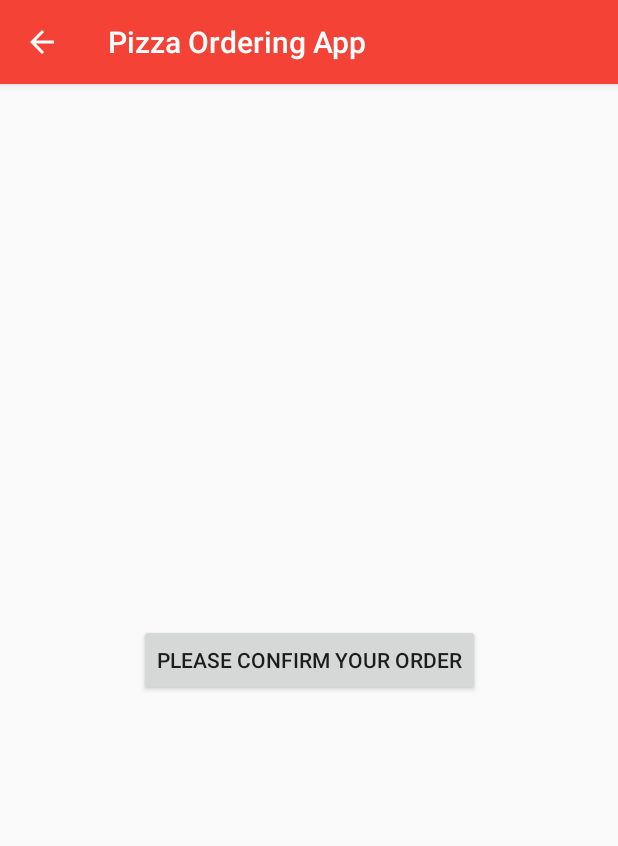
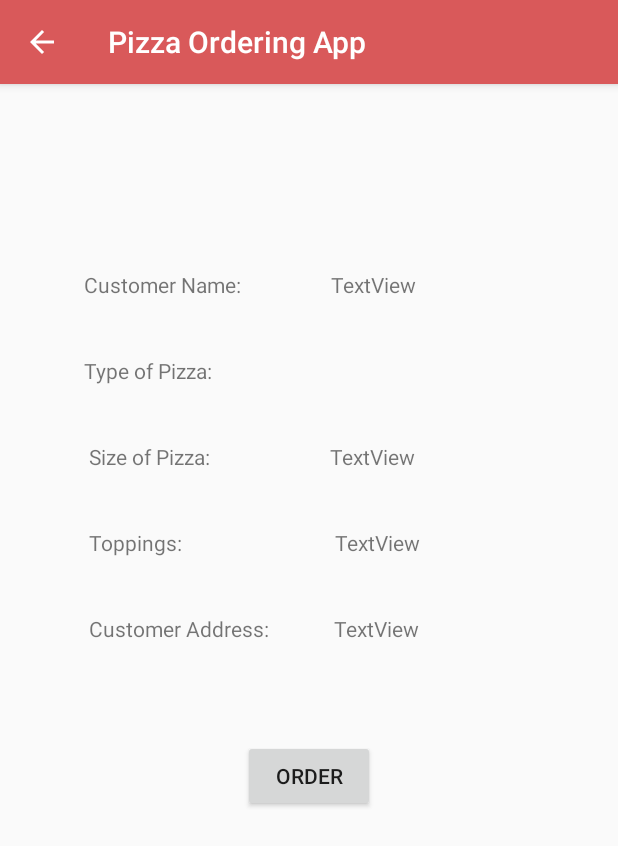
Before and after one commit to sgadkari23/pizza-app-andriod, an Android app: the CheckoutActivity screen opened directly, with no data from a screen before it, on a phone screen of 412 x 824 dp. Shown: the top 846 px of the screen. Run offline under Robolectric (Android 15) with nearby library versions, the phone set to English and light mode, and no system bars.

Commit message:
Intent Functionality from main activity

```diff
--- a/app/src/main/java/com/example/pizzaorderingapp/CheckoutActivity.kt
+++ b/app/src/main/java/com/example/pizzaorderingapp/CheckoutActivity.kt
@@ -4,15 +4,28 @@ import android.content.Intent
 import androidx.appcompat.app.AppCompatActivity
 import android.os.Bundle
 import android.view.View
+import android.widget.TextView
 
 class CheckoutActivity : AppCompatActivity() {
     override fun onCreate(savedInstanceState: Bundle?) {
         super.onCreate(savedInstanceState)
         setContentView(R.layout.activity_checkout)
+
+       // val intent = intent
+       // val message = intent.getStringExtra("PizzaMenueType")
+        val textView = findViewById<TextView>(R.id.textView8)
+        textView.text = intent.getStringExtra("PizzaMenueType")
+
+       /* val textView1 = findViewById<TextView>(R.id.textView9)
+        textView.text = message
+
+        val textView3 = findViewById<TextView>(R.id.textView8)
+        textView.text = message*/
+
     }
 
     // Method to handle show button on click
-    fun handleOnConfirmButtonClick(v: View) {
+    /*fun handleOnConfirmButtonClick(v: View) {
         if (v.id == R.id.btnConfirmation) {
 
             val intent = Intent(this@CheckoutActivity, OrderDetailActivity::class.java)
@@ -20,5 +33,5 @@ class CheckoutActivity : AppCompatActivity() {
 
 
         }
-    }
+    } */
 }
--- a/app/src/main/java/com/example/pizzaorderingapp/MainActivity.kt
+++ b/app/src/main/java/com/example/pizzaorderingapp/MainActivity.kt
@@ -8,6 +8,7 @@ import android.view.MenuItem
 import android.widget.EditText
 import android.widget.Toast
 import com.example.pizzaorderingapp.R.id.meatSupreme
+import java.io.Serializable
 
 class MainActivity : AppCompatActivity() {
     override fun onCreate(savedInstanceState: Bundle?) {
@@ -20,35 +21,44 @@ class MainActivity : AppCompatActivity() {
         return true
     }
 
+    class order:Serializable{
+
+    }
+
     override fun onOptionsItemSelected(item: MenuItem): Boolean {
         when(item.itemId){
             meatSupreme ->{
-            val intent = Intent(this@MainActivity, PizzaSizeActivity::class.java)
-                val mnuMeatSupreme: String = getString(R.string.meat_supreme)
-                intent.putExtra("MeatSupreme", mnuMeatSupreme)
+            val intent = Intent(this@MainActivity, CheckoutActivity::class.java)
+              //  val mnuMeatSupreme: String = getString(R.string.meat_supreme)
+              //  val pizzaType: String = getString(R.string.meat_supreme)
+                intent.putExtra("PizzaMenueType", getString(R.string.meat_supreme))
                 Toast.makeText(this, "You clicked Meat Supreme", Toast.LENGTH_LONG).show()
                 startActivity(intent)
             }
             R.id.superHawaiian ->{
-                val intent = Intent(this@MainActivity, PizzaSizeActivity::class.java)
+                val intent = Intent(this@MainActivity, CheckoutActivity::class.java)
+                intent.putExtra("PizzaMenueType", getString(R.string.super_hawaiian))
                 startActivity(intent)
                 Toast.makeText(this, "You clicked Super Hawaiian", Toast.LENGTH_LONG).show()
             }
 
             R.id.veggie ->{
-                val intent = Intent(this@MainActivity, PizzaSizeActivity::class.java)
+                val intent = Intent(this@MainActivity, CheckoutActivity::class.java)
+                intent.putExtra("PizzaMenueType", getString(R.string.veggie))
                 startActivity(intent)
                 Toast.makeText(this, "You clicked Veggie", Toast.LENGTH_LONG).show()
             }
 
             R.id.mediterranean ->{
-                val intent = Intent(this@MainActivity, PizzaSizeActivity::class.java)
+                val intent = Intent(this@MainActivity, CheckoutActivity::class.java)
+                intent.putExtra("PizzaMenueType", getString(R.string.mediterranean))
                 startActivity(intent)
                 Toast.makeText(this, "You clicked Mediterranean", Toast.LENGTH_LONG).show()
             }
 
             R.id.cheddarSupreme ->{
-                val intent = Intent(this@MainActivity, PizzaSizeActivity::class.java)
+                val intent = Intent(this@MainActivity, CheckoutActivity::class.java)
+                intent.putExtra("PizzaMenueType", getString(R.string.cheddar_supreme))
                 startActivity(intent)
                 Toast.makeText(this, "You clicked Cheddar Supreme", Toast.LENGTH_LONG).show()
             }
--- a/app/src/main/res/layout/activity_checkout.xml
+++ b/app/src/main/res/layout/activity_checkout.xml
@@ -6,15 +6,120 @@
     android:layout_height="match_parent"
     tools:context=".CheckoutActivity">
 
-    <Button
-        android:id="@+id/btnConfirmation"
+    <TextView
+        android:id="@+id/textView2"
         android:layout_width="wrap_content"
         android:layout_height="wrap_content"
-        android:text="@string/please_confirm_your_order"
-        android:onClick="handleOnConfirmButtonClick"
-        app:layout_constraintBottom_toBottomOf="parent"
-        app:layout_constraintEnd_toEndOf="parent"
+        android:layout_marginStart="56dp"
+        android:layout_marginTop="124dp"
+        android:text="Customer Name:"
         app:layout_constraintStart_toStartOf="parent"
         app:layout_constraintTop_toTopOf="parent" />
 
+    <TextView
+        android:id="@+id/textView3"
+        android:layout_width="wrap_content"
+        android:layout_height="wrap_content"
+        android:layout_marginStart="56dp"
+        android:layout_marginTop="38dp"
+        android:text="Type of Pizza:"
+        app:layout_constraintStart_toStartOf="parent"
+        app:layout_constraintTop_toBottomOf="@+id/textView2" />
+
+    <TextView
+        android:id="@+id/textView4"
+        android:layout_width="wrap_content"
+        android:layout_height="wrap_content"
+        android:layout_marginStart="59dp"
+        android:layout_marginTop="38dp"
+        android:text="Size of Pizza:"
+        app:layout_constraintStart_toStartOf="parent"
+        app:layout_constraintTop_toBottomOf="@+id/textView3" />
+
+    <TextView
+        android:id="@+id/textView5"
+        android:layout_width="wrap_content"
+        android:layout_height="wrap_content"
+        android:layout_marginStart="59dp"
+        android:layout_marginTop="38dp"
+        android:text="Toppings:"
+        app:layout_constraintStart_toStartOf="parent"
+        app:layout_constraintTop_toBottomOf="@+id/textView4" />
+
+    <TextView
+        android:id="@+id/textView6"
+        android:layout_width="wrap_content"
+        android:layout_height="wrap_content"
+        android:layout_marginStart="59dp"
+        android:layout_marginTop="38dp"
+        android:text="Customer Address:"
+        app:layout_constraintStart_toStartOf="parent"
+        app:layout_constraintTop_toBottomOf="@+id/textView5" />
+
+    <Button
+        android:id="@+id/button"
+        android:layout_width="wrap_content"
+        android:layout_height="wrap_content"
+        android:layout_marginStart="161dp"
+        android:layout_marginTop="46dp"
+        android:layout_marginEnd="162dp"
+        android:layout_marginBottom="264dp"
+        android:text="Order"
+        app:layout_constraintBottom_toBottomOf="parent"
+        app:layout_constraintEnd_toEndOf="parent"
+        app:layout_constraintHorizontal_bias="1.0"
+        app:layout_constraintStart_toStartOf="parent"
+        app:layout_constraintTop_toBottomOf="@+id/textView6" />
+
+    <TextView
+        android:id="@+id/textView7"
+        android:layout_width="wrap_content"
+        android:layout_height="wrap_content"
+        android:layout_marginStart="60dp"
+        android:layout_marginTop="124dp"
+        android:text="TextView"
+        app:layout_constraintStart_toEndOf="@+id/textView2"
+        app:layout_constraintTop_toTopOf="parent" />
+
+    <TextView
+        android:id="@+id/textView8"
+        android:layout_width="wrap_content"
+        android:layout_height="wrap_content"
+        android:layout_marginStart="79dp"
+        android:layout_marginTop="38dp"
+        android:text="TextView"
+        android:textSize="14sp"
+        android:textStyle="bold"
+        app:layout_constraintStart_toEndOf="@+id/textView3"
+        app:layout_constraintTop_toBottomOf="@+id/textView7" />
+
+    <TextView
+        android:id="@+id/textView9"
+        android:layout_width="wrap_content"
+        android:layout_height="wrap_content"
+        android:layout_marginStart="80dp"
+        android:layout_marginTop="38dp"
+        android:text="TextView"
+        app:layout_constraintStart_toEndOf="@+id/textView4"
+        app:layout_constraintTop_toBottomOf="@+id/textView8" />
+
+    <TextView
+        android:id="@+id/textView10"
+        android:layout_width="wrap_content"
+        android:layout_height="wrap_content"
+        android:layout_marginStart="102dp"
+        android:layout_marginTop="38dp"
+        android:text="TextView"
+        app:layout_constraintStart_toEndOf="@+id/textView5"
+        app:layout_constraintTop_toBottomOf="@+id/textView9" />
+
+    <TextView
+        android:id="@+id/textView11"
+        android:layout_width="wrap_content"
+        android:layout_height="wrap_content"
+        android:layout_marginStart="43dp"
+        android:layout_marginTop="38dp"
+        android:text="TextView"
+        app:layout_constraintStart_toEndOf="@+id/textView6"
+        app:layout_constraintTop_toBottomOf="@+id/textView10" />
 </androidx.constraintlayout.widget.ConstraintLayout>
--- a/app/src/main/res/layout/activity_pizza_size.xml
+++ b/app/src/main/res/layout/activity_pizza_size.xml
@@ -67,6 +67,7 @@
         android:layout_marginBottom="9dp"
         app:layout_constraintBottom_toTopOf="@+id/radioGroup"
         app:layout_constraintEnd_toEndOf="parent"
+        app:layout_constraintHorizontal_bias="0.497"
         app:layout_constraintStart_toStartOf="parent"
         app:layout_constraintTop_toTopOf="parent"
         app:srcCompat="@drawable/pizza_mate_logo" />
--- a/app/src/main/res/values/colors.xml
+++ b/app/src/main/res/values/colors.xml
@@ -1,6 +1,6 @@
 <?xml version="1.0" encoding="utf-8"?>
 <resources>
-    <color name="colorPrimary">#F44336</color>
+    <color name="colorPrimary">#D9595A</color>
     <color name="colorPrimaryDark">#E91E63</color>
     <color name="colorAccent">#03DAC5</color>
 </resources>
```
